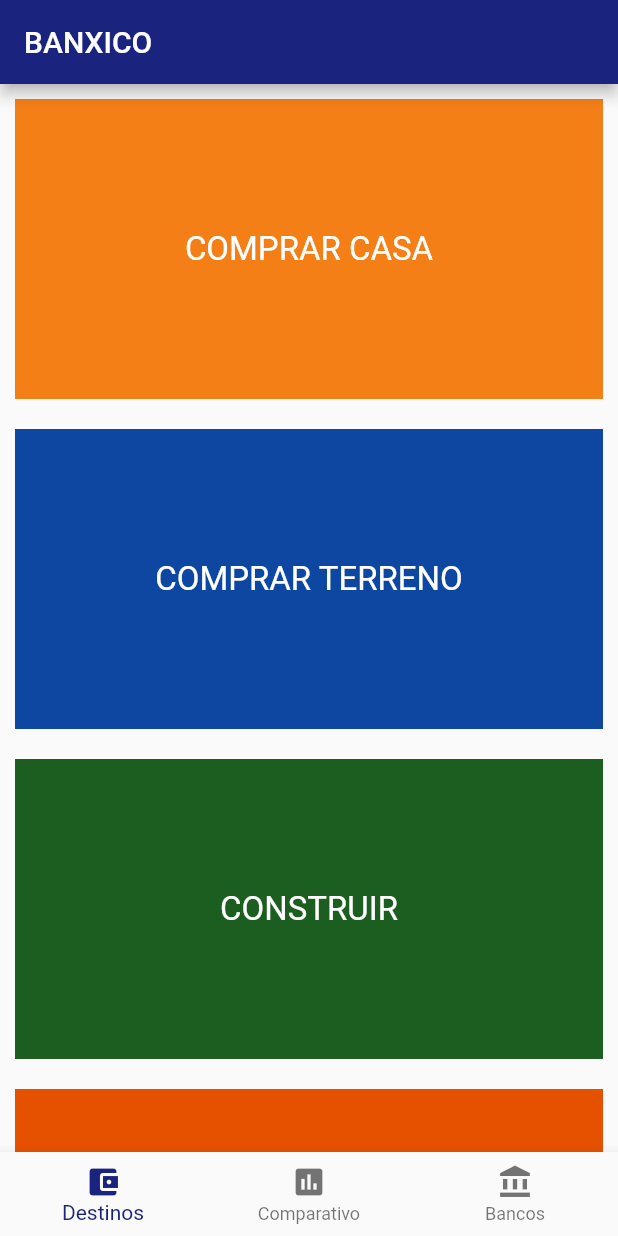
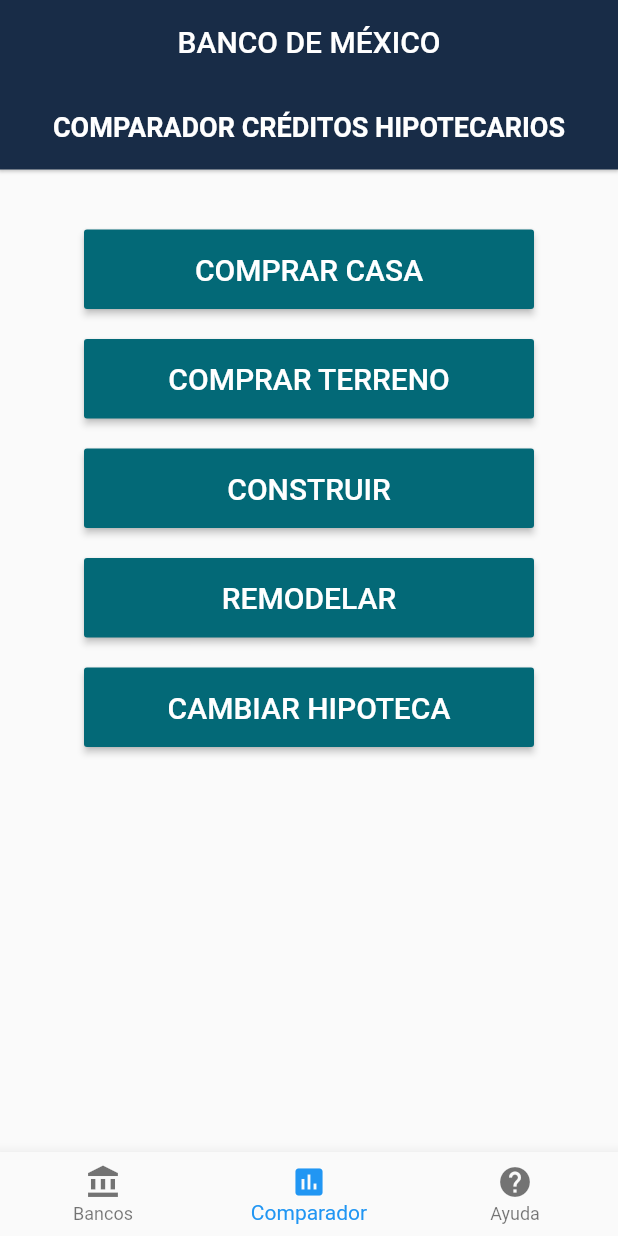
Before and after one commit to Osc4ar/cath, a Flutter app: the screen it shows after launch, on a phone screen of 412 x 824 dp. Run offline on Flutter 3.47's test engine with Material 2 defaults, Android fonts, the phone set to English and light mode, and no system bars; Roboto replaces fonts that are missing (Montserrat).

```diff
--- /dev/null
+++ b/lib/app_header.dart
@@ -0,0 +1,43 @@
+import 'package:flutter/material.dart';
+
+class AppHeader extends StatelessWidget {
+
+  final String _text;
+  final Color _color;
+
+  AppHeader(this._text, this._color);
+
+  @override
+  Widget build(BuildContext context) {
+    return Container(
+      padding: EdgeInsets.only(top: 18.0, bottom: 18.0),
+      decoration: BoxDecoration(
+        boxShadow: [
+          BoxShadow(
+            color: Colors.black26,
+            blurRadius: 1.5,
+            spreadRadius: 1.5,
+            offset: Offset(
+              0.1,
+              0.1,
+            )
+          )
+        ],
+        color: _color,
+      ),
+      child: Row(
+        mainAxisAlignment: MainAxisAlignment.center,
+        children: <Widget>[
+            Text(
+              _text,
+              style: TextStyle(
+                fontSize: 18.0,
+                fontWeight: FontWeight.w600,
+                color: Colors.white,
+              ),
+            ),
+        ],
+      ),
+    );
+  }
+}
--- /dev/null
+++ b/lib/comparator_section.dart
@@ -0,0 +1,41 @@
+import 'package:flutter/material.dart';
+import 'app_header.dart';
+import 'destinos_button.dart';
+
+class ComparatorSection extends StatefulWidget {
+  ComparatorSection({Key key}) : super(key: key);
+
+  @override
+  State<StatefulWidget> createState() => _ComparatorSectionState();
+}
+
+class _ComparatorSectionState extends State<ComparatorSection> {
+  @override
+  Widget build(BuildContext context) {
+    return Container(
+      child: Column(
+        mainAxisAlignment: MainAxisAlignment.start,
+        children: <Widget>[
+          AppHeader('COMPARADOR CRÉDITOS HIPOTECARIOS', Color(0xFF182C47)),
+          Container(
+            margin: EdgeInsets.only(top: 30.0),
+            child: Row(
+              mainAxisAlignment: MainAxisAlignment.center,
+              children: <Widget>[
+                Column(
+                  children: <Widget>[
+                    DestinosButton('COMPRAR CASA', () {}),
+                    DestinosButton('COMPRAR TERRENO', () {}),
+                    DestinosButton('CONSTRUIR', () {}),
+                    DestinosButton('REMODELAR', () {}),
+                    DestinosButton('CAMBIAR HIPOTECA', () {}),
+                  ],
+                ),
+              ],
+            ),
+          ),
+        ],
+      ),
+    );
+  }
+}
--- /dev/null
+++ b/lib/destinos_button.dart
@@ -0,0 +1,29 @@
+import 'package:flutter/material.dart';
+
+class DestinosButton extends StatelessWidget {
+
+  final String _title;
+  final Function _handler;
+
+  DestinosButton(this._title, this._handler);
+
+  @override
+  Widget build(BuildContext context) {
+    return Container(
+      margin: EdgeInsets.all(10.0),
+      width: 300,
+      child: RaisedButton(
+        onPressed: _handler,
+        padding: EdgeInsets.all(15.0),
+        color: Color(0xFF036977),
+        child: Text(
+          _title,
+          style: TextStyle(
+            fontSize: 20,
+            color: Colors.white,
+          ),
+        ),
+      ),
+    );
+  }
+}
--- /dev/null
+++ b/lib/help_section.dart
@@ -0,0 +1,64 @@
+import 'package:flutter/material.dart';
+
+class HelpSection extends StatefulWidget {
+  HelpSection({Key key}) : super(key: key);
+
+  @override
+  State<StatefulWidget> createState() => HelpSectionState();
+}
+
+class HelpItem {
+  HelpItem({
+    this.expandedValue,
+    this.headerValue,
+    this.isExpanded = false,
+  });
+
+  String expandedValue;
+  String headerValue;
+  bool isExpanded;
+}
+
+List<HelpItem> generateItems(int numberOfItems) {
+  return List.generate(numberOfItems, (int index) {
+    return HelpItem(
+      headerValue: 'Ayuda $index',
+      expandedValue: 'Sección $index',
+    );
+  });
+}
+
+class HelpSectionState extends State<HelpSection> {
+  List <HelpItem> _data = generateItems(8);
+
+  @override
+  Widget build(BuildContext context) {
+    return ExpansionPanelList(
+      expansionCallback: (int index, bool isExpanded) {
+        setState(() {
+          _data[index].isExpanded = !isExpanded;
+        });
+      },
+      children: _data.map<ExpansionPanel>((HelpItem item) {
+        return ExpansionPanel(
+          headerBuilder: (BuildContext context, bool isExpanded) {
+            return ListTile(
+              title: Text(item.headerValue),
+            );
+          },
+          body: ListTile(
+            title: Text(item.expandedValue),
+            subtitle: Text('Para borrar este panel, toca el icono de basura'),
+            trailing: Icon(Icons.delete),
+            onTap: () {
+              setState(() {
+                _data.removeWhere((currentItem) => item == currentItem);
+              });
+            },
+          ),
+          isExpanded: item.isExpanded,
+        );
+      }).toList(),
+    );
+  }
+}
--- a/lib/main.dart
+++ b/lib/main.dart
@@ -1,4 +1,7 @@
 import 'package:flutter/material.dart';
+import 'comparator_section.dart';
+import 'help_section.dart';
+import 'mortgage_by_bank_section.dart';
 
 void main() => runApp(MyApp());
 
@@ -6,68 +9,75 @@ class MyApp extends StatelessWidget {
   @override
   Widget build(BuildContext context) {
     return MaterialApp(
-      title: 'Startup Name Generator',
-      home: Scaffold(
+      debugShowCheckedModeBanner: false,
+      title: 'BANCO DE MÉXICO',
+      theme: ThemeData(
+        brightness: Brightness.light,
+        primaryColor: Color(0xFF182C47),
+        accentColor: Color(0xFF58A2C0),
+        fontFamily: 'Montserrat',
+      ),
+      home: MainScreen(),
+    );
+  }
+}
+
+class MainScreen extends StatefulWidget {
+  MainScreen({Key key}) : super(key: key);
+
+  @override
+  _MainScreenState createState() => _MainScreenState();
+}
+
+class _MainScreenState extends State<MainScreen> {
+
+  int _selectedSection = 1;
+  double _appBarElevation = 0.0;
+
+  void _onSectionSelected(int index) {
+    setState(() {
+      _selectedSection = index;
+      _appBarElevation = index == 1 ? 0.0 : 4.0;
+    });
+  }
+
+  List<Widget> _sections = <Widget>[
+    MortgageByBank(),
+    ComparatorSection(),
+    HelpSection(),
+  ];
+
+  @override
+  Widget build(BuildContext context) {
+    return Scaffold(
       appBar: AppBar(
-          title: Text('BANXICO'),
-          backgroundColor: Colors.indigo[900],
+        title: Text(
+          'BANCO DE MÉXICO',
         ),
-        body: ListView(
-          children: <Destinos>[
-            Destinos('COMPRAR CASA', Colors.yellow[900]),
-            Destinos('COMPRAR TERRENO', Colors.blue[900]),
-            Destinos('CONSTRUIR', Colors.green[900]),
-            Destinos('REMODELAR', Colors.orange[900]),
-            Destinos('CAMBIAR HIPOTECA', Colors.teal[900]),
-          ],
+        centerTitle: true,
+        elevation: _appBarElevation,
+      ),
+      body: Center(
+        child: _sections.elementAt(_selectedSection),
       ),
       bottomNavigationBar: BottomNavigationBar(
         items: const <BottomNavigationBarItem>[
           BottomNavigationBarItem(
-              icon: Icon(Icons.account_balance_wallet),
-              title: Text('Destinos'),
+            icon: Icon(Icons.account_balance),
+            title: Text('Bancos'),
           ),
           BottomNavigationBarItem(
             icon: Icon(Icons.assessment),
-              title: Text('Comparativo'),
+            title: Text('Comparador'),
           ),
           BottomNavigationBarItem(
-              icon: Icon(Icons.account_balance),
-              title: Text('Bancos'),
+            icon: Icon(Icons.help),
+            title: Text('Ayuda'),
           ),
         ],
-          currentIndex: 0,
-          selectedItemColor: Colors.indigo[900],
-        ),
+        currentIndex: _selectedSection,
+        onTap: _onSectionSelected,
       ),
     );
   }
 }
-
-class Destinos extends StatelessWidget {
-  final String _title;
-  final Color _color;
-  final _biggerFont = const TextStyle(
-    fontSize: 22.0,
-    fontFamily: 'Montserrat',
-    color: Colors.white,
-  );
-
-  Destinos(this._title, this._color);
-
-  @override
-  Widget build(BuildContext context) {
-    return Container(
-      color: _color,
-      height: 200.0,
-      width: double.infinity,
-      margin: const EdgeInsets.all(10.0),
-      padding: const EdgeInsets.all(10.0),
-      alignment: Alignment.center,
-      child: Text(
-        _title,
-        style: _biggerFont,
-      ),
-    );
-  }
-}
--- /dev/null
+++ b/lib/mortgage_by_bank_section.dart
@@ -0,0 +1,11 @@
+import 'package:flutter/material.dart';
+
+class MortgageByBank extends StatelessWidget {
+  @override
+  Widget build(BuildContext context) {
+    return Container(
+      color: Color(0xFF182C47),
+      child: Text('BANCOS'),
+    );
+  }
+}
```
Lines whose indentation alone changed are shown as unchanged.
